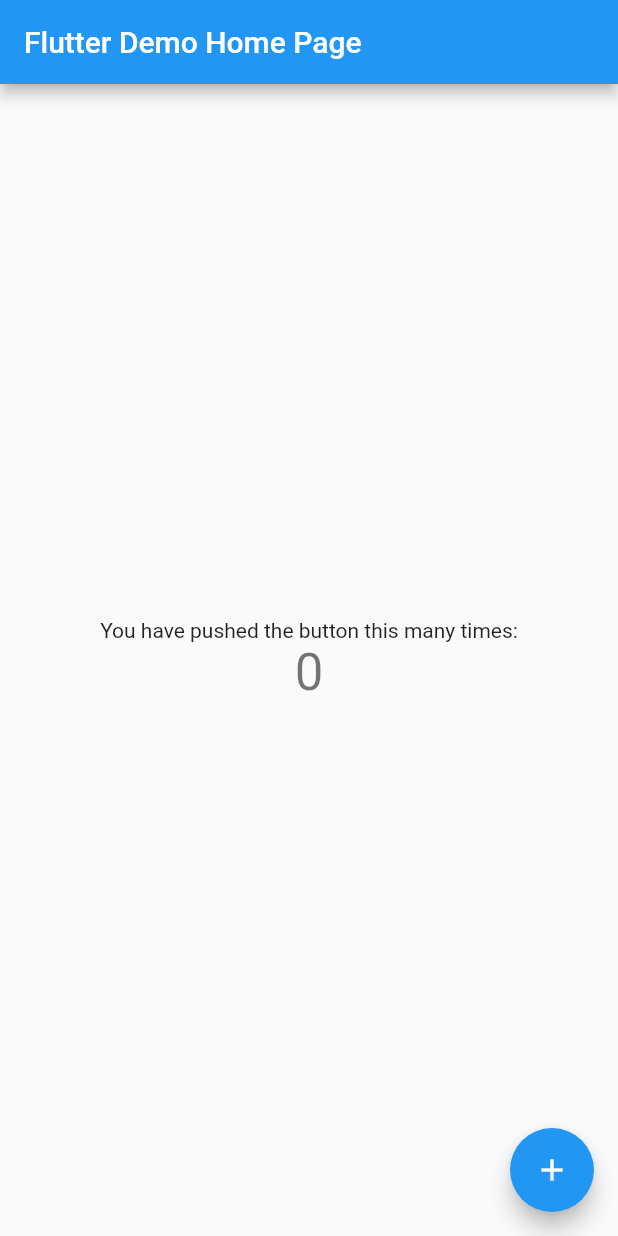
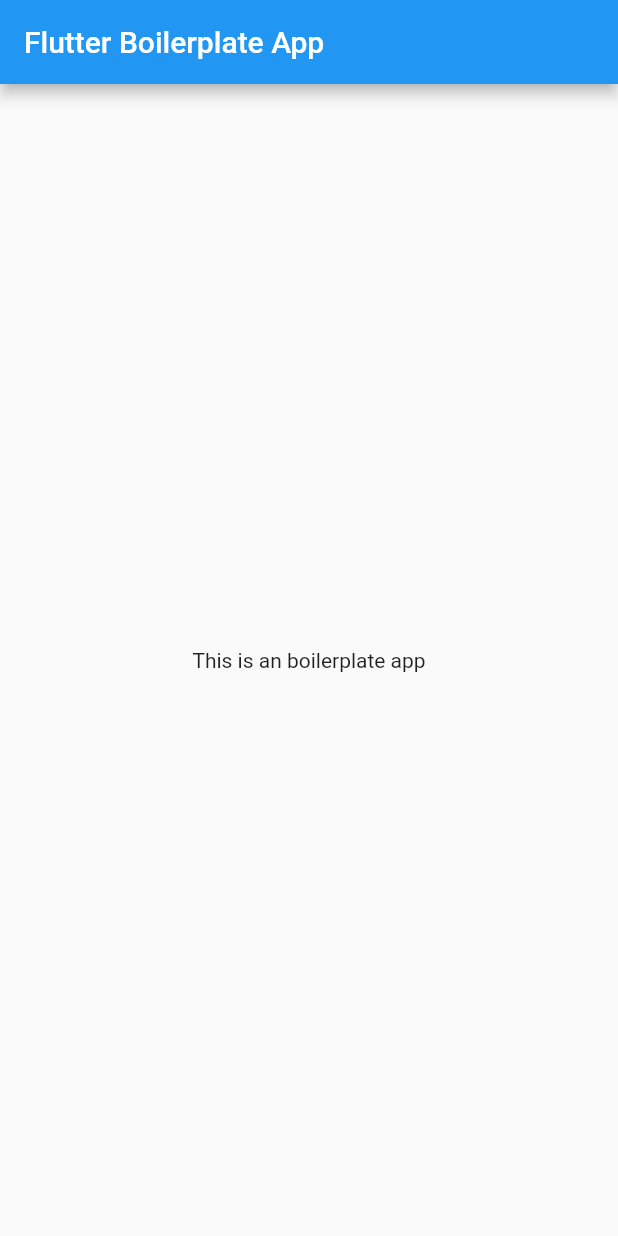
Before and after one commit to marcio-alves-deel/flutter_quickstart_boiler, a Flutter app: the screen it shows after launch, on a phone screen of 412 x 824 dp. Run offline on Flutter 3.47's test engine with Material 2 defaults, Android fonts, the phone set to English and light mode, and no system bars.

```diff
--- a/lib/main.dart
+++ b/lib/main.dart
@@ -1,111 +1,23 @@
 import 'package:flutter/material.dart';
 
-void main() => runApp(MyApp());
+void main() {
+  runApp(FlutterBoilerApp());
+}
 
-class MyApp extends StatelessWidget {
-  // This widget is the root of your application.
+class FlutterBoilerApp extends StatelessWidget {
   @override
   Widget build(BuildContext context) {
     return MaterialApp(
-      title: 'Flutter Demo',
-      theme: ThemeData(
-        // This is the theme of your application.
-        //
-        // Try running your application with "flutter run". You'll see the
-        // application has a blue toolbar. Then, without quitting the app, try
-        // changing the primarySwatch below to Colors.green and then invoke
-        // "hot reload" (press "r" in the console where you ran "flutter run",
-        // or simply save your changes to "hot reload" in a Flutter IDE).
-        // Notice that the counter didn't reset back to zero; the application
-        // is not restarted.
-        primarySwatch: Colors.blue,
+      home: Scaffold(
+        appBar: AppBar(
+          title: Text('Flutter Boilerplate App'),
+        ),
+        body: Container(
+          child: Center(
+            child: Text('This is an boilerplate app'),
+          ),
+        ),
       ),
-      home: MyHomePage(title: 'Flutter Demo Home Page'),
     );
   }
 }
-
-class MyHomePage extends StatefulWidget {
-  MyHomePage({Key key, this.title}) : super(key: key);
-
-  // This widget is the home page of your application. It is stateful, meaning
-  // that it has a State object (defined below) that contains fields that affect
-  // how it looks.
-
-  // This class is the configuration for the state. It holds the values (in this
-  // case the title) provided by the parent (in this case the App widget) and
-  // used by the build method of the State. Fields in a Widget subclass are
-  // always marked "final".
-
-  final String title;
-
-  @override
-  _MyHomePageState createState() => _MyHomePageState();
-}
-
-class _MyHomePageState extends State<MyHomePage> {
-  int _counter = 0;
-
-  void _incrementCounter() {
-    setState(() {
-      // This call to setState tells the Flutter framework that something has
-      // changed in this State, which causes it to rerun the build method below
-      // so that the display can reflect the updated values. If we changed
-      // _counter without calling setState(), then the build method would not be
-      // called again, and so nothing would appear to happen.
-      _counter++;
-    });
-  }
-
-  @override
-  Widget build(BuildContext context) {
-    // This method is rerun every time setState is called, for instance as done
-    // by the _incrementCounter method above.
-    //
-    // The Flutter framework has been optimized to make rerunning build methods
-    // fast, so that you can just rebuild anything that needs updating rather
-    // than having to individually change instances of widgets.
-    return Scaffold(
-      appBar: AppBar(
-        // Here we take the value from the MyHomePage object that was created by
-        // the App.build method, and use it to set our appbar title.
-        title: Text(widget.title),
-      ),
-      body: Center(
-        // Center is a layout widget. It takes a single child and positions it
-        // in the middle of the parent.
-        child: Column(
-          // Column is also a layout widget. It takes a list of children and
-          // arranges them vertically. By default, it sizes itself to fit its
-          // children horizontally, and tries to be as tall as its parent.
-          //
-          // Invoke "debug painting" (press "p" in the console, choose the
-          // "Toggle Debug Paint" action from the Flutter Inspector in Android
-          // Studio, or the "Toggle Debug Paint" command in Visual Studio Code)
-          // to see the wireframe for each widget.
-          //
-          // Column has various properties to control how it sizes itself and
-          // how it positions its children. Here we use mainAxisAlignment to
-          // center the children vertically; the main axis here is the vertical
-          // axis because Columns are vertical (the cross axis would be
-          // horizontal).
-          mainAxisAlignment: MainAxisAlignment.center,
-          children: <Widget>[
-            Text(
-              'You have pushed the button this many times:',
-            ),
-            Text(
-              '$_counter',
-              style: Theme.of(context).textTheme.display1,
-            ),
-          ],
-        ),
-      ),
-      floatingActionButton: FloatingActionButton(
-        onPressed: _incrementCounter,
-        tooltip: 'Increment',
-        child: Icon(Icons.add),
-      ), // This trailing comma makes auto-formatting nicer for build methods.
-    );
-  }
-}
```
Also changed, not shown: lib/core.dart (added), lib/data.dart (added), lib/ui.dart (added), 15 other files.
